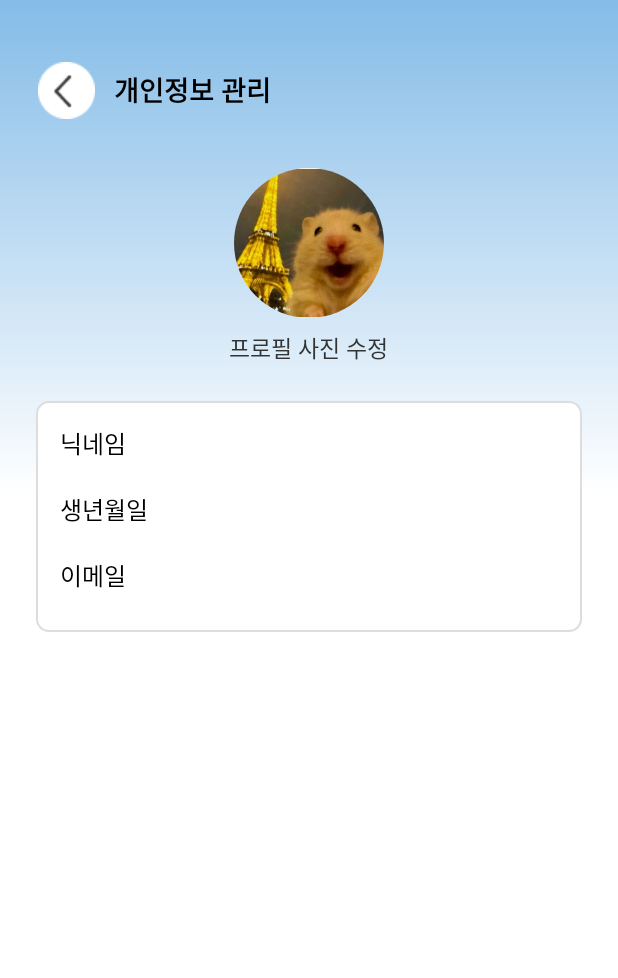
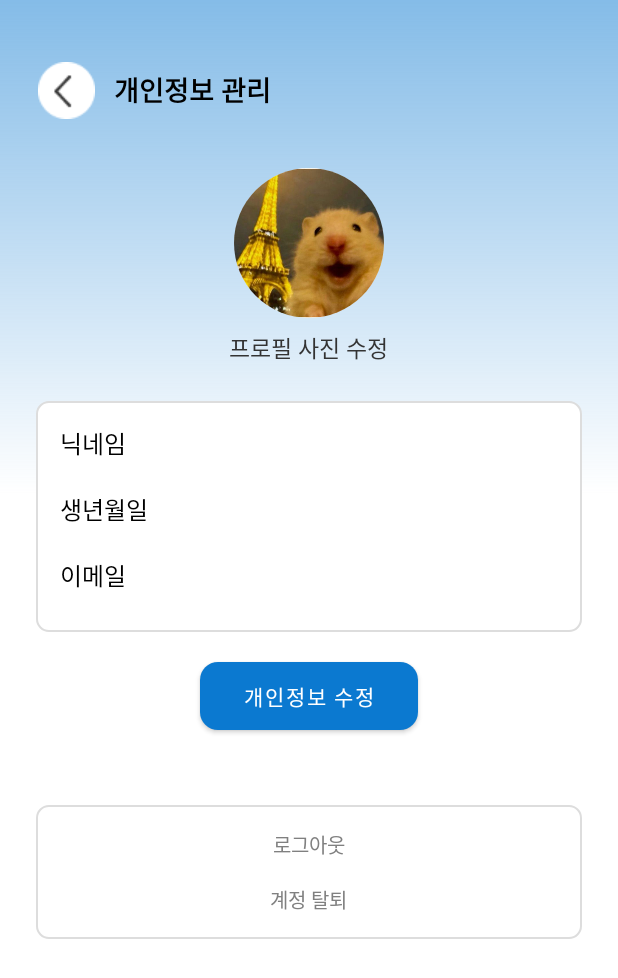
Before and after one commit to DOBONG-explorers/FE, an Android app: the layout fragment_my_page.xml on its own in the app's theme, with its tools: preview values and no code run, on a phone screen of 412 x 824 dp. Shown: the top 978 px of the screen. Run offline under Robolectric (Android 15) with nearby library versions, the phone set to English and light mode, and no system bars.

Commit message:
마이페이지

```diff
--- a/app/src/main/res/drawable/rounded_button_blue.xml
+++ b/app/src/main/res/drawable/rounded_button_blue.xml
@@ -1,5 +1,5 @@
 <?xml version="1.0" encoding="utf-8"?>
 <shape xmlns:android="http://schemas.android.com/apk/res/android">
     <solid android:color="#0B79D0" /> <!-- 파란색 배경 -->
-    <corners android:radius="10dp" /> <!-- 둥근 모서리 -->
+    <corners android:radius="12dp" /> <!-- 둥근 모서리 -->
 </shape>
--- a/app/src/main/res/layout/fragment_my_page.xml
+++ b/app/src/main/res/layout/fragment_my_page.xml
@@ -98,5 +98,46 @@
             android:layout_marginBottom="10dp"
             android:layout_marginTop="10dp"
             android:textColor="#000000" />
+
     </LinearLayout>
+    <Button
+        android:id="@+id/myPageButton"
+        android:layout_width="145dp"
+        android:layout_height="45dp"
+        android:text="개인정보 수정"
+        android:textColor="#FFFFFF"
+        android:textSize="14sp"
+        android:background="@drawable/rounded_button_blue"
+        android:layout_marginTop="20dp" />
+
+    <!-- 🚪 로그아웃 / 계정 탈퇴 박스 -->
+    <LinearLayout
+        android:layout_width="match_parent"
+        android:layout_height="wrap_content"
+        android:orientation="vertical"
+        android:layout_gravity="center_horizontal"
+        android:background="@drawable/rounded_card"
+        android:padding="16dp"
+        android:layout_marginTop="50dp"
+        android:gravity="center">
+
+        <TextView
+            android:id="@+id/logoutText"
+            android:layout_width="wrap_content"
+            android:layout_height="wrap_content"
+            android:layout_marginBottom="16dp"
+            android:text="로그아웃"
+            android:textColor="#808080"
+            android:textSize="13sp" />
+
+        <TextView
+            android:id="@+id/deleteAccountText"
+            android:layout_width="wrap_content"
+            android:layout_height="wrap_content"
+            android:text="계정 탈퇴"
+            android:textColor="#808080"
+            android:textSize="13sp" />
+    </LinearLayout>
+
+
 </LinearLayout>
```
